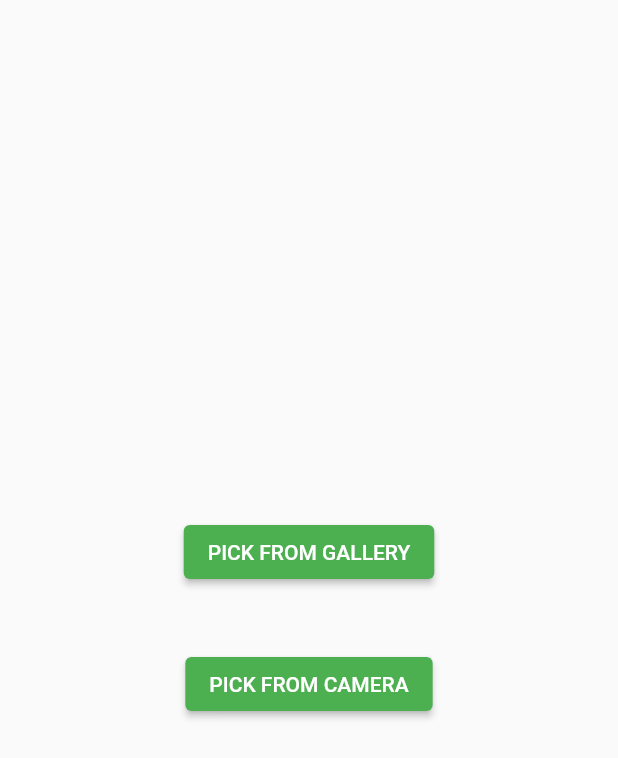
After one commit to andisiambuku/profile_screen, a Flutter app: the ImageSelector screen opened directly, after a tap on "PICK FROM GALLERY", on a phone screen of 412 x 824 dp. The commit adds this screen. Shown: the top 758 px of the screen. Run offline on Flutter 3.47's test engine with Material 2 defaults, Android fonts, the phone set to English and light mode, and no system bars; our stand-ins replace image_picker.

Commit message:
second commit

```diff
--- /dev/null
+++ b/lib/image_selector.dart
@@ -0,0 +1,73 @@
+
+import 'package:flutter/material.dart';
+import 'package:image_picker/image_picker.dart';
+
+class ImageSelector extends StatefulWidget{
+    @override
+    _ImageSelectorState createState()=> _ImageSelectorState();
+
+}
+class _ImageSelectorState extends State<ImageSelector>{
+  @override
+  Widget build(BuildContext context) {
+    var imageFile;
+        return Scaffold(
+           body: Container(
+                child: imageFile == null
+                ? Container(
+              alignment: Alignment.center,
+              child: Column(
+                mainAxisAlignment: MainAxisAlignment.center,
+                children: <Widget>[
+                  ElevatedButton(
+                    onPressed: () {
+                      _getFromGallery();
+                     // _getFromCamera();
+                    },
+                    child: Text("PICK FROM GALLERY"),
+                  ),
+                  Container(
+                    height: 40.0,
+                  ),
+                  ElevatedButton(
+                    onPressed: () {
+                      _getFromCamera();
+                    },
+                    child: Text("PICK FROM CAMERA"),
+                  )
+                ],
+              ),
+            ): Container(
+              child: Image.file(
+                imageFile,
+                fit: BoxFit.cover,
+              ),
+            )));
+  }
+
+  /// Get from gallery
+  _getFromGallery() async {
+    PickedFile? pickedFile = await ImagePicker().getImage(
+      source: ImageSource.gallery,
+      maxWidth: 1800,
+      maxHeight: 1800,
+    );
+    if (pickedFile != null) {
+      setState(() {
+      });
+    }
+  }
+
+  /// Get from Camera
+  _getFromCamera() async {
+    PickedFile? pickedFile = await ImagePicker().getImage(
+      source: ImageSource.camera,
+      maxWidth: 1800,
+      maxHeight: 1800,
+    );
+    if (pickedFile != null) {
+      setState(() {
+      });
+    }
+  }
+}
--- a/pubspec.yaml
+++ b/pubspec.yaml
@@ -23,7 +23,7 @@ environment:
 dependencies:
   flutter:
     sdk: flutter
-
+  image_picker: ^0.8.0+4
 
   # The following adds the Cupertino Icons font to your application.
   # Use with the CupertinoIcons class for iOS style icons.
```
Also changed, not shown: lib/company_details.dart (+15 -5 lines), pubspec.lock.
